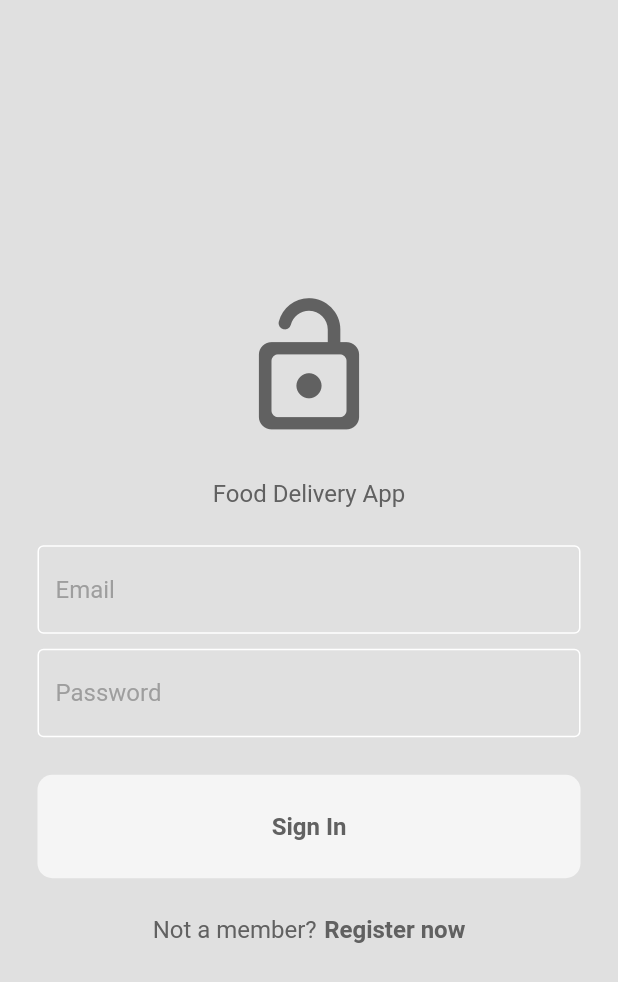
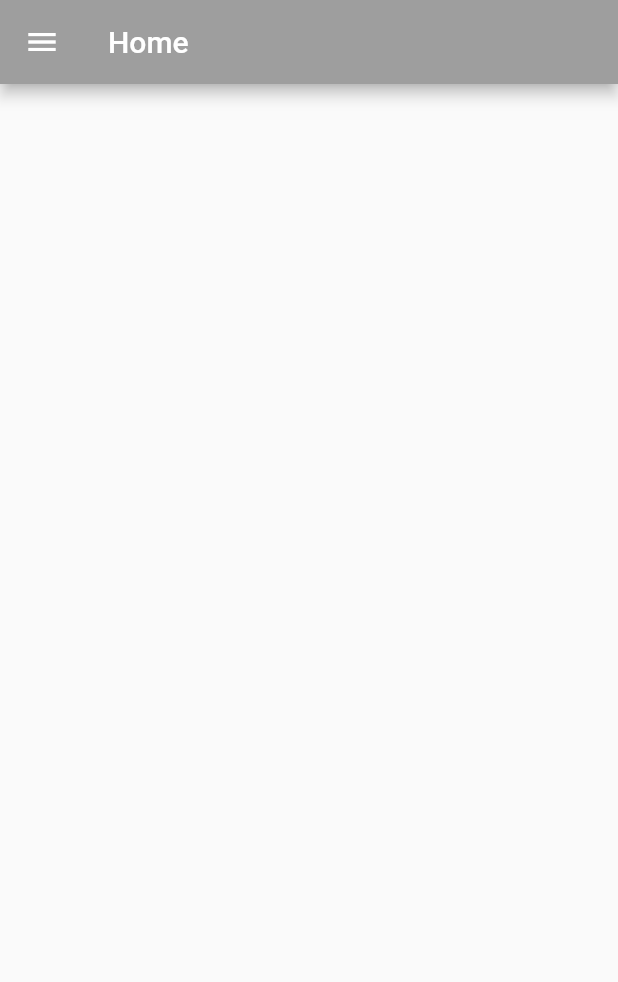
Before and after one commit to CV1X/Food-Delivery-App, a Flutter app: the screen it shows after launch, after a tap on "Sign In", on a phone screen of 412 x 824 dp. Shown: the top 982 px of the screen. Run offline on Flutter 3.47's test engine with Material 2 defaults, Android fonts, the phone set to English and light mode, and no system bars.

```diff
--- /dev/null
+++ b/lib/pages/home_page.dart
@@ -0,0 +1,19 @@
+import 'package:flutter/material.dart';
+import 'package:food_delivery_app/components/my_drawer.dart';
+
+class HomePage extends StatefulWidget {
+  const HomePage({super.key});
+
+  @override
+  State<HomePage> createState() => _HomePageState();
+}
+
+class _HomePageState extends State<HomePage> {
+  @override
+  Widget build(BuildContext context) {
+    return Scaffold(
+      appBar: AppBar(title: Text("Home")),
+      drawer: MyDrawer(),
+    );
+  }
+}
--- a/lib/pages/login_page.dart
+++ b/lib/pages/login_page.dart
@@ -1,6 +1,7 @@
 import 'package:flutter/material.dart';
 import 'package:food_delivery_app/components/my_button.dart';
 import 'package:food_delivery_app/components/my_textfield.dart';
+import 'package:food_delivery_app/pages/home_page.dart';
 
 class LoginPage extends StatefulWidget {
   final void Function()? onTap;
@@ -15,6 +16,15 @@ class _LoginPageState extends State<LoginPage> {
   final TextEditingController emailController = TextEditingController();
 
   final TextEditingController passwordController = TextEditingController();
+
+  // login method
+  void login() {
+    Navigator.push(
+        context,
+        MaterialPageRoute(
+          builder: (context) => const HomePage(),
+        ));
+  }
 
   @override
   Widget build(BuildContext context) {
@@ -71,7 +81,7 @@ class _LoginPageState extends State<LoginPage> {
               ),
 
               //Sign in Button
-              MyButton(onTap: () {}, text: "Sign In"),
+              MyButton(onTap: login, text: "Sign In"),
 
               const SizedBox(
                 height: 25,
```
Also changed, not shown: lib/components/my_drawer.dart (added, +56 -0 lines), lib/components/my_drawer_title.dart (added, +30 -0 lines), lib/pages/settings_page.dart (added, +51 -0 lines), lib/themes/theme_provider.dart (+4 -5 lines).
